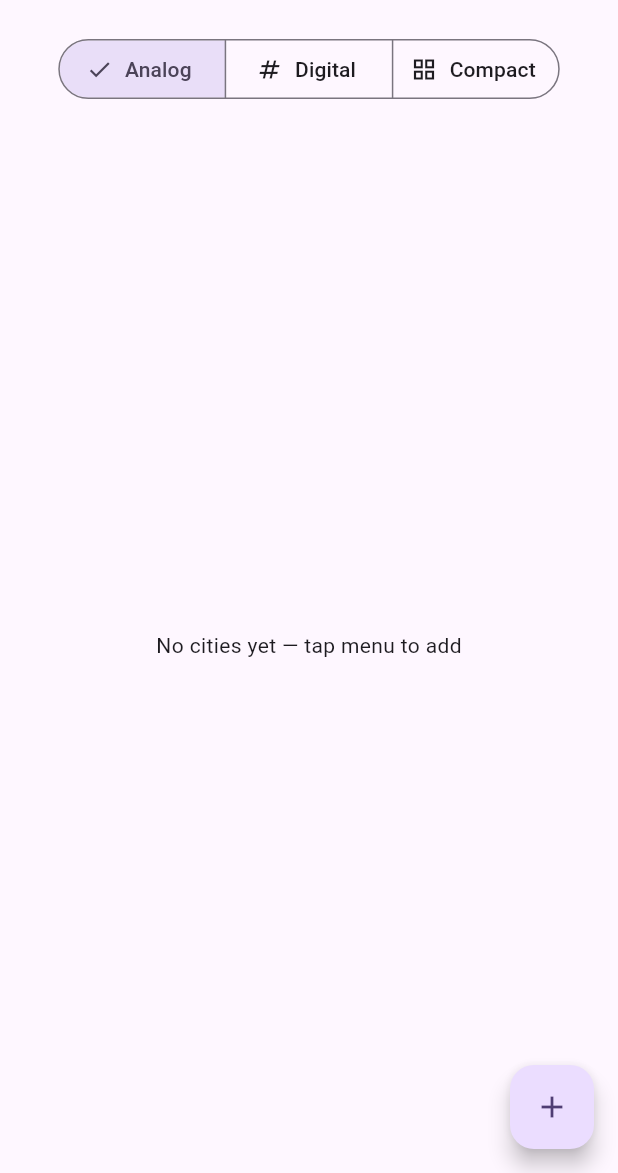
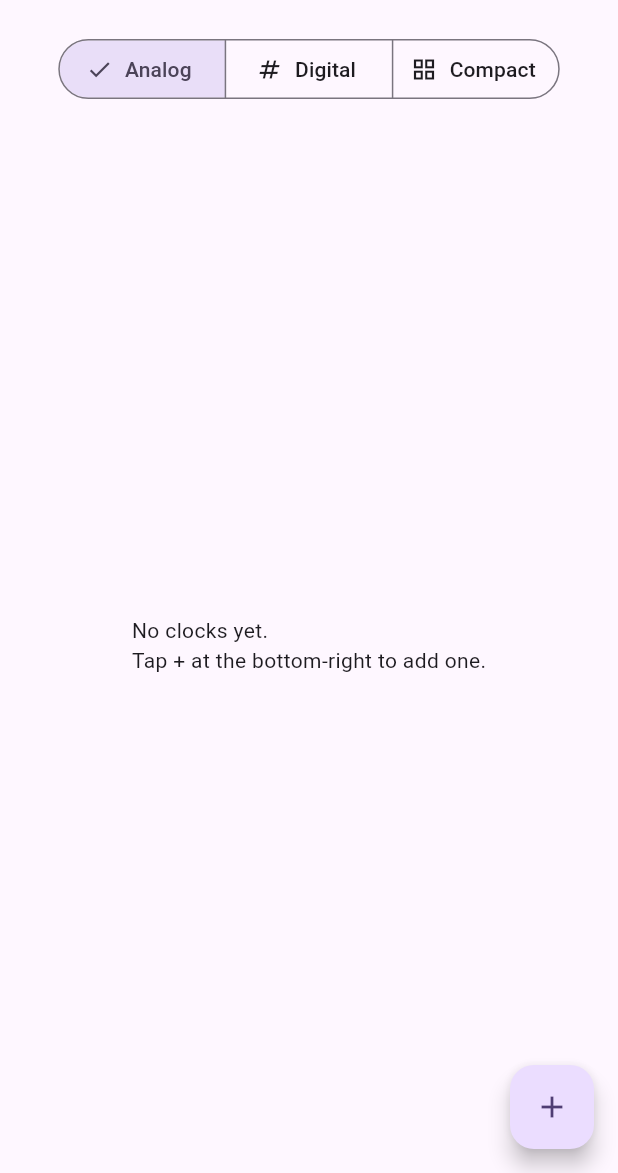
Before and after one commit to Bonkoturyu/TimerUtility, a Flutter app: the ClockScreen screen opened by its route, on a phone screen of 412 x 824 dp, the part 63-1236 px from its top. Run offline on Flutter 3.47's test engine with Material 3 defaults, Android fonts, the phone set to English and light mode, and no system bars; our stand-ins replace audioplayers, clock, drift, drift_flutter, flutter_local_notifications, flutter_riverpod and 10 more; accounts and stored records are empty; generated files the repository leaves out were written again.

Commit message:
feat(phase-11): unify "+" FAB style and rewrite empty-state hints to match
PR #29 follow-up #3。Timer タブだけ FloatingActionButton.extended で
label 付きだったのを Alarm / Clock と同じ icon-only FAB に揃える。
あわせて空状態 hint (timerListEmptyHint / alarmListEmptyHint /
clockEmptyHint) を 3 種共通の「右下の『＋』ボタンから追加できます」
パターンに統一。Clock 空 hint「都市が登録されていません — メニュー
から追加してください」は follow-up #2 で overflow menu を撤去した
直後の退行 (メニューが存在しない) を併せて解消する。

- timer_list_page.dart: FloatingActionButton.extended → 標準
  FloatingActionButton + tooltip。Key / onPressed / ARB 参照
  (timerListAddFab) は維持、「タイマーを追加」は tooltip として残存
- ja/en ARB: 3 件の EmptyHint を「＋」/「+」ボタン文言で統一更新
- timer_list_screen_test.dart のコメントから extended 言及を削除

523 件全件緑、analyze ゼロ。

Co-Authored-By: Claude Opus 4.7 (1M context) <noreply@anthropic.com>

```diff
--- a/lib/l10n/app_en.arb
+++ b/lib/l10n/app_en.arb
@@ -47,7 +47,7 @@
 
   "timerListAppBarTitle": "Timers",
   "timerListAddFab": "Add Timer",
-  "timerListEmptyHint": "No timers yet.\nTap “Add Timer” at the bottom-right to create one.",
+  "timerListEmptyHint": "No timers yet.\nTap + at the bottom-right to add one.",
   "timerListLimitReached": "{count, plural, =1{Limit reached: 1 item} other{Limit reached: {count} items}}",
   "@timerListLimitReached": {
     "placeholders": {
@@ -72,7 +72,7 @@
 
   "alarmListAppBarTitle": "Alarms",
   "alarmListAddFab": "Add Alarm",
-  "alarmListEmptyHint": "No alarms yet.\nTap “Add Alarm” at the bottom-right to create one.",
+  "alarmListEmptyHint": "No alarms yet.\nTap + at the bottom-right to add one.",
   "alarmListRepeatEveryday": "Every day",
 
   "alarmAppBarTitle": "Alarm",
@@ -235,5 +235,5 @@
     }
   },
   "clockLocationPickerCatalogEmpty": "All available cities are already pinned",
-  "clockEmptyHint": "No cities yet — tap menu to add"
+  "clockEmptyHint": "No clocks yet.\nTap + at the bottom-right to add one."
 }
--- a/lib/l10n/app_ja.arb
+++ b/lib/l10n/app_ja.arb
@@ -35,7 +35,7 @@
 
   "timerListAppBarTitle": "タイマー",
   "timerListAddFab": "タイマーを追加",
-  "timerListEmptyHint": "タイマーがありません。\n右下の「タイマーを追加」から追加できます。",
+  "timerListEmptyHint": "タイマーがありません。\n右下の「＋」ボタンから追加できます。",
   "timerListLimitReached": "上限 {count} 件に達しています",
   "@timerListLimitReached": {
     "placeholders": {
@@ -60,7 +60,7 @@
 
   "alarmListAppBarTitle": "アラーム",
   "alarmListAddFab": "アラームを追加",
-  "alarmListEmptyHint": "アラームがありません。\n右下の「アラームを追加」から追加できます。",
+  "alarmListEmptyHint": "アラームがありません。\n右下の「＋」ボタンから追加できます。",
   "alarmListRepeatEveryday": "毎日",
 
   "alarmAppBarTitle": "アラーム",
@@ -223,5 +223,5 @@
     }
   },
   "clockLocationPickerCatalogEmpty": "すべての都市が登録済みです",
-  "clockEmptyHint": "都市が登録されていません — メニューから追加してください"
+  "clockEmptyHint": "時計が登録されていません。\n右下の「＋」ボタンから追加できます。"
 }
--- a/lib/l10n/app_localizations.dart
+++ b/lib/l10n/app_localizations.dart
@@ -203,7 +203,7 @@ abstract class AppLocalizations {
   /// No description provided for @timerListEmptyHint.
   ///
   /// In ja, this message translates to:
-  /// **'タイマーがありません。\n右下の「タイマーを追加」から追加できます。'**
+  /// **'タイマーがありません。\n右下の「＋」ボタンから追加できます。'**
   String get timerListEmptyHint;
 
   /// No description provided for @timerListLimitReached.
@@ -305,7 +305,7 @@ abstract class AppLocalizations {
   /// No description provided for @alarmListEmptyHint.
   ///
   /// In ja, this message translates to:
-  /// **'アラームがありません。\n右下の「アラームを追加」から追加できます。'**
+  /// **'アラームがありません。\n右下の「＋」ボタンから追加できます。'**
   String get alarmListEmptyHint;
 
   /// No description provided for @alarmListRepeatEveryday.
@@ -935,7 +935,7 @@ abstract class AppLocalizations {
   /// No description provided for @clockEmptyHint.
   ///
   /// In ja, this message translates to:
-  /// **'都市が登録されていません — メニューから追加してください'**
+  /// **'時計が登録されていません。\n右下の「＋」ボタンから追加できます。'**
   String get clockEmptyHint;
 }
 
--- a/lib/l10n/app_localizations_en.dart
+++ b/lib/l10n/app_localizations_en.dart
@@ -67,7 +67,7 @@ class AppLocalizationsEn extends AppLocalizations {
 
   @override
   String get timerListEmptyHint =>
-      'No timers yet.\nTap “Add Timer” at the bottom-right to create one.';
+      'No timers yet.\nTap + at the bottom-right to add one.';
 
   @override
   String timerListLimitReached(int count) {
@@ -127,7 +127,7 @@ class AppLocalizationsEn extends AppLocalizations {
 
   @override
   String get alarmListEmptyHint =>
-      'No alarms yet.\nTap “Add Alarm” at the bottom-right to create one.';
+      'No alarms yet.\nTap + at the bottom-right to add one.';
 
   @override
   String get alarmListRepeatEveryday => 'Every day';
@@ -509,5 +509,6 @@ class AppLocalizationsEn extends AppLocalizations {
       'All available cities are already pinned';
 
   @override
-  String get clockEmptyHint => 'No cities yet — tap menu to add';
+  String get clockEmptyHint =>
+      'No clocks yet.\nTap + at the bottom-right to add one.';
 }
--- a/lib/l10n/app_localizations_ja.dart
+++ b/lib/l10n/app_localizations_ja.dart
@@ -66,7 +66,7 @@ class AppLocalizationsJa extends AppLocalizations {
   String get timerListAddFab => 'タイマーを追加';
 
   @override
-  String get timerListEmptyHint => 'タイマーがありません。\n右下の「タイマーを追加」から追加できます。';
+  String get timerListEmptyHint => 'タイマーがありません。\n右下の「＋」ボタンから追加できます。';
 
   @override
   String timerListLimitReached(int count) {
@@ -119,7 +119,7 @@ class AppLocalizationsJa extends AppLocalizations {
   String get alarmListAddFab => 'アラームを追加';
 
   @override
-  String get alarmListEmptyHint => 'アラームがありません。\n右下の「アラームを追加」から追加できます。';
+  String get alarmListEmptyHint => 'アラームがありません。\n右下の「＋」ボタンから追加できます。';
 
   @override
   String get alarmListRepeatEveryday => '毎日';
@@ -461,5 +461,5 @@ class AppLocalizationsJa extends AppLocalizations {
   String get clockLocationPickerCatalogEmpty => 'すべての都市が登録済みです';
 
   @override
-  String get clockEmptyHint => '都市が登録されていません — メニューから追加してください';
+  String get clockEmptyHint => '時計が登録されていません。\n右下の「＋」ボタンから追加できます。';
 }
```
Also changed, not shown: lib/presentation/screens/home/timer_list_page.dart (+8 -4 lines), 1 other file.
